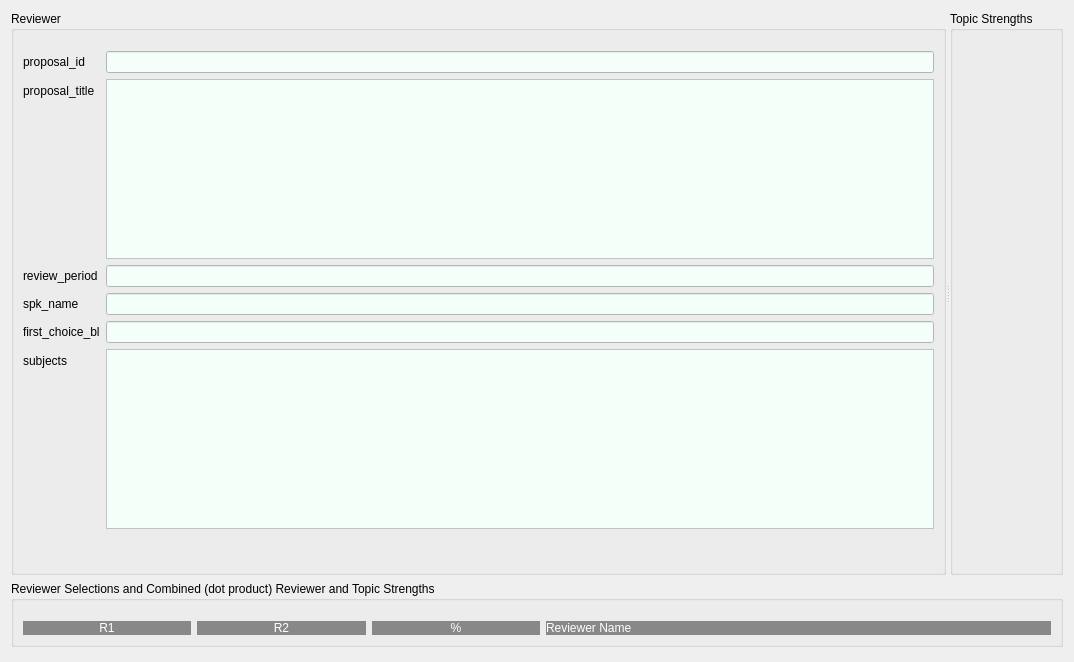
The window that src/Assign_GUP/resources/proposal_details.ui (prjemian/assign_gup) describes before a commit, drawn with Qt 5.
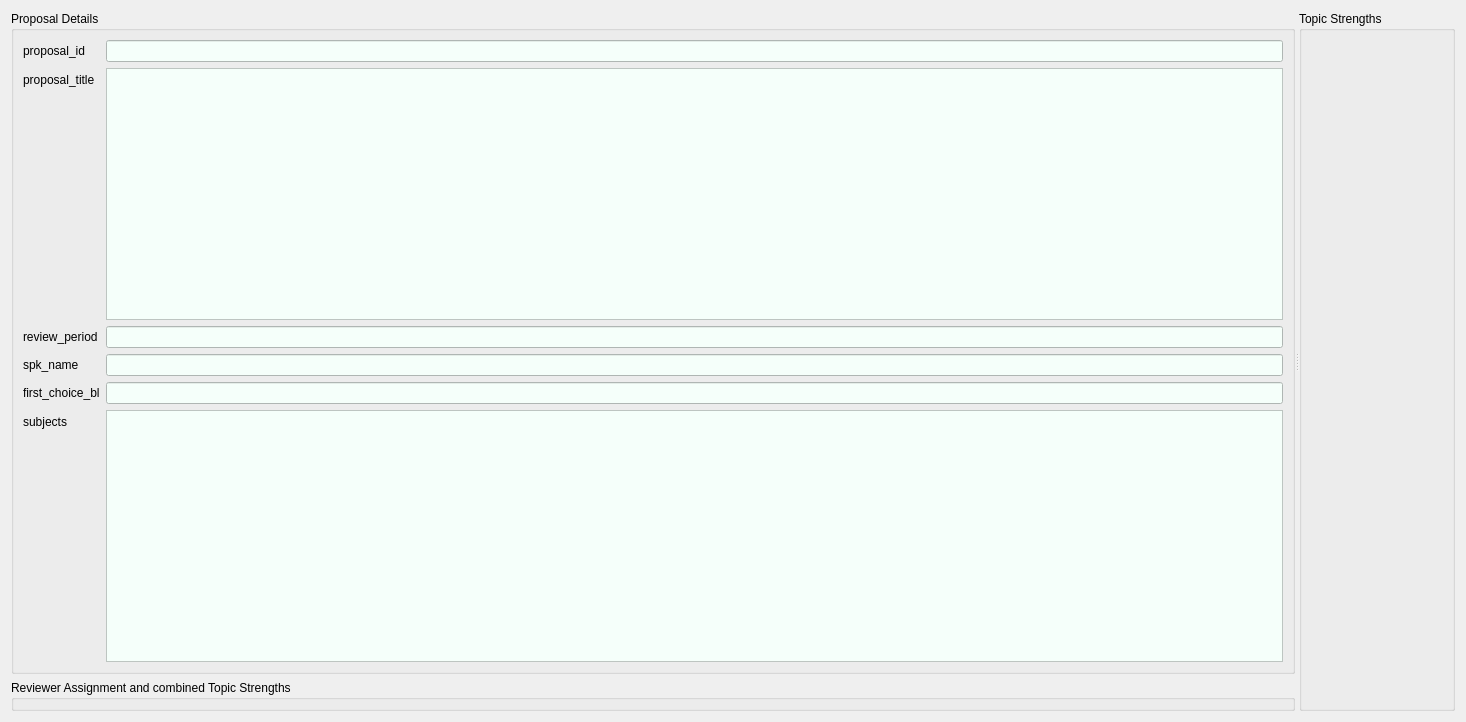
The same window after the commit.

```diff
--- a/src/Assign_GUP/resources/proposal_details.ui
+++ b/src/Assign_GUP/resources/proposal_details.ui
@@ -6,100 +6,29 @@
    <rect>
     <x>0</x>
     <y>0</y>
-    <width>1074</width>
-    <height>662</height>
+    <width>1466</width>
+    <height>722</height>
    </rect>
   </property>
   <property name="windowTitle">
    <string>Form</string>
   </property>
   <layout class="QGridLayout" name="gridLayout">
-   <item row="1" column="0">
-    <widget class="QGroupBox" name="groupBox">
-     <property name="title">
-      <string>Reviewer Selections and Combined (dot product) Reviewer and Topic Strengths</string>
-     </property>
-     <layout class="QGridLayout" name="gridLayout_4">
-      <property name="topMargin">
-       <number>20</number>
-      </property>
-      <item row="0" column="0">
-       <layout class="QGridLayout" name="reviewer_grid_layout" columnstretch="1,1,1,3">
-        <item row="0" column="0">
-         <widget class="QLabel" name="R1_lbl">
-          <property name="styleSheet">
-           <string notr="true">background: #888; color: white</string>
-          </property>
-          <property name="text">
-           <string>R1</string>
-          </property>
-          <property name="alignment">
-           <set>Qt::AlignCenter</set>
-          </property>
-         </widget>
-        </item>
-        <item row="0" column="3">
-         <widget class="QLabel" name="reviewer_name_lbl">
-          <property name="styleSheet">
-           <string notr="true">background: #888; color: white</string>
-          </property>
-          <property name="text">
-           <string>Reviewer Name</string>
-          </property>
-         </widget>
-        </item>
-        <item row="0" column="1">
-         <widget class="QLabel" name="R2_lbl">
-          <property name="styleSheet">
-           <string notr="true">background: #888; color: white</string>
-          </property>
-          <property name="text">
-           <string>R2</string>
-          </property>
-          <property name="alignment">
-           <set>Qt::AlignCenter</set>
-          </property>
-         </widget>
-        </item>
-        <item row="0" column="2">
-         <widget class="QLabel" name="percent_lbl">
-          <property name="styleSheet">
-           <string notr="true">background: #888; color: white</string>
-          </property>
-          <property name="text">
-           <string>%</string>
-          </property>
-          <property name="alignment">
-           <set>Qt::AlignCenter</set>
-          </property>
-         </widget>
-        </item>
-       </layout>
-      </item>
-     </layout>
-    </widget>
-   </item>
    <item row="0" column="0">
     <widget class="QSplitter" name="splitter">
      <property name="orientation">
       <enum>Qt::Horizontal</enum>
      </property>
-     <property name="childrenCollapsible">
-      <bool>false</bool>
-     </property>
-     <widget class="QGroupBox" name="reviewer_box">
+     <widget class="QWidget" name="verticalLayoutWidget">
+      <layout class="QVBoxLayout" name="verticalLayout_2">
+       <item>
+        <widget class="QGroupBox" name="groupBox_2">
       <property name="title">
-       <string>Reviewer</string>
+          <string>Proposal Details</string>
       </property>
       <layout class="QGridLayout" name="gridLayout_2">
-       <property name="topMargin">
-        <number>20</number>
-       </property>
        <item row="0" column="0">
         <layout class="QFormLayout" name="formLayout">
-         <property name="fieldGrowthPolicy">
-          <enum>QFormLayout::AllNonFixedFieldsGrow</enum>
-         </property>
          <item row="0" column="0">
           <widget class="QLabel" name="label">
            <property name="text">
@@ -129,7 +58,7 @@
            <property name="minimumSize">
             <size>
              <width>0</width>
-             <height>40</height>
+                <height>0</height>
             </size>
            </property>
            <property name="styleSheet">
@@ -206,7 +135,7 @@
            <property name="minimumSize">
             <size>
              <width>0</width>
-             <height>40</height>
+                <height>0</height>
             </size>
            </property>
            <property name="styleSheet">
@@ -220,20 +149,17 @@
            </property>
           </widget>
          </item>
-         <item row="6" column="1">
-          <spacer name="verticalSpacer_2">
-           <property name="orientation">
-            <enum>Qt::Vertical</enum>
-           </property>
-           <property name="sizeHint" stdset="0">
-            <size>
-             <width>20</width>
-             <height>40</height>
-            </size>
-           </property>
-          </spacer>
-         </item>
-        </layout>
+           </layout>
+          </item>
+         </layout>
+        </widget>
+       </item>
+       <item>
+        <widget class="QGroupBox" name="reviewers_gb">
+         <property name="title">
+          <string>Reviewer Assignment and combined Topic Strengths</string>
+         </property>
+        </widget>
        </item>
       </layout>
      </widget>
@@ -241,34 +167,11 @@
       <property name="title">
        <string>Topic Strengths</string>
       </property>
-      <property name="alignment">
-       <set>Qt::AlignLeading|Qt::AlignLeft|Qt::AlignTop</set>
-      </property>
-      <layout class="QGridLayout" name="gridLayout_3">
-       <property name="topMargin">
-        <number>20</number>
-       </property>
-       <item row="0" column="1">
+      <layout class="QVBoxLayout" name="verticalLayout_3">
+       <item>
         <layout class="QGridLayout" name="topic_layout"/>
        </item>
-       <item row="1" column="1">
-        <spacer name="verticalSpacer_3">
-         <property name="orientation">
-          <enum>Qt::Vertical</enum>
-         </property>
-         <property name="sizeHint" stdset="0">
-          <size>
-           <width>20</width>
-           <height>40</height>
-          </size>
-         </property>
-        </spacer>
-       </item>
-      </layout>
-     </widget>
-    </widget>
-   </item>
-   <item row="2" column="0">
+       <item>
     <spacer name="verticalSpacer">
      <property name="orientation">
       <enum>Qt::Vertical</enum>
@@ -280,6 +183,10 @@
       </size>
      </property>
     </spacer>
+       </item>
+      </layout>
+     </widget>
+    </widget>
    </item>
   </layout>
  </widget>
```
Lines whose indentation alone changed are shown as unchanged.
